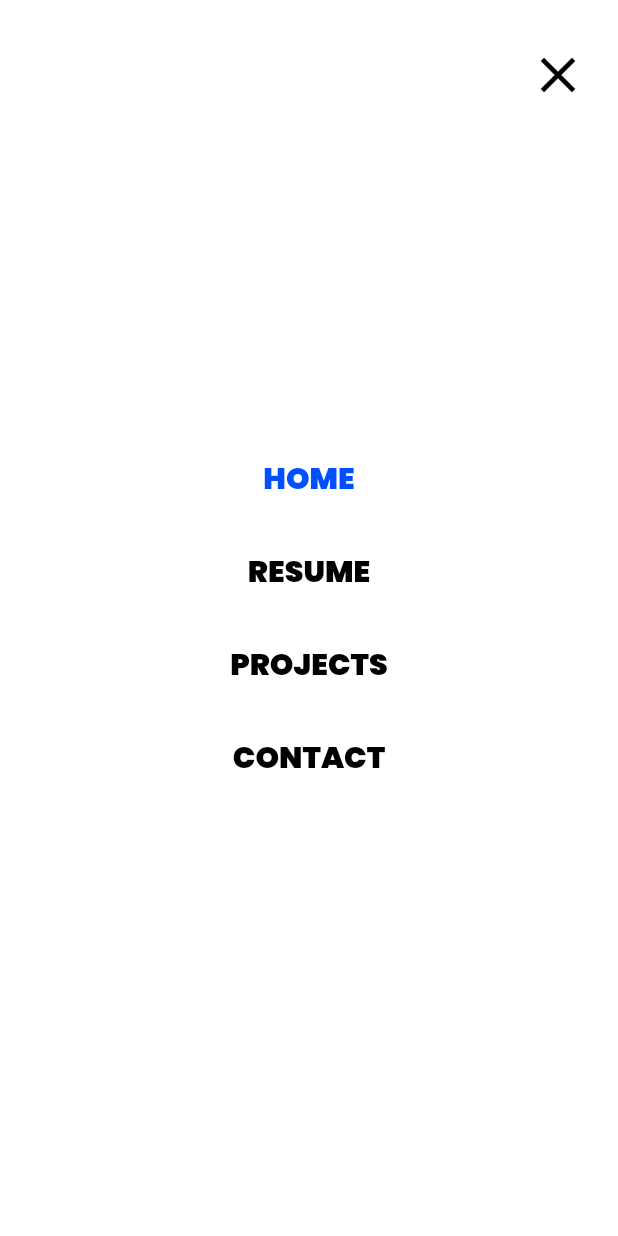
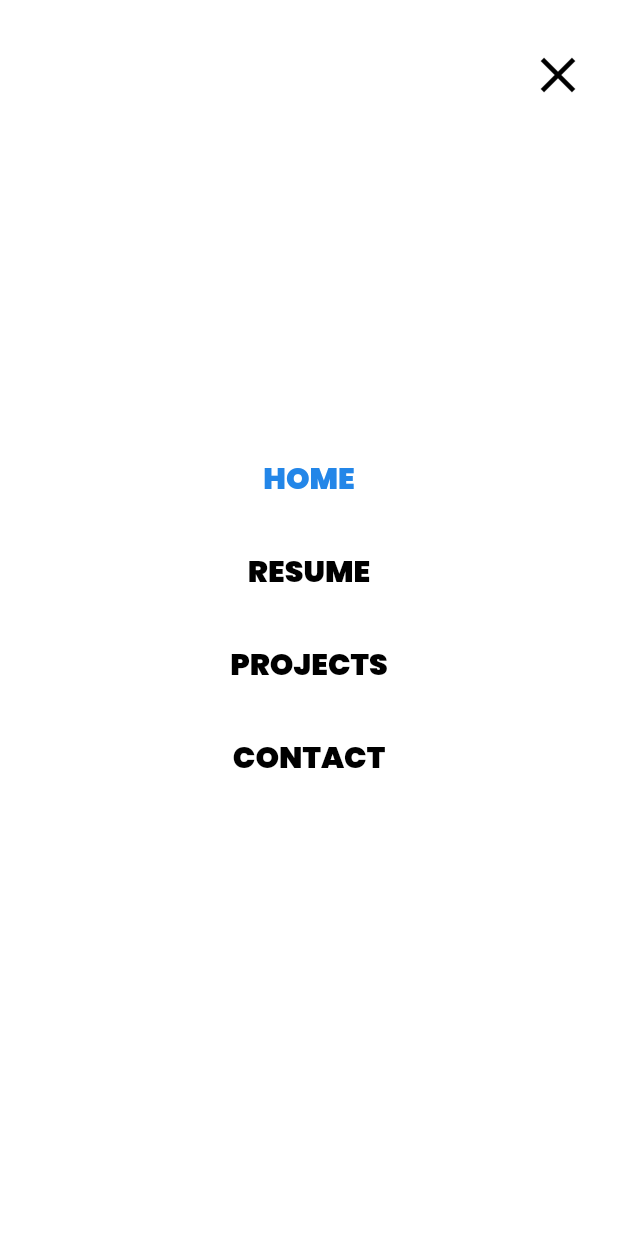
Before and after one commit to quango2304/my_resume, a Flutter app: the screen it shows after launch, after a tap on the "menu" icon, on a phone screen of 412 x 824 dp. Run offline on Flutter 3.47's test engine with Material 2 defaults, Android fonts, the phone set to English and light mode, and no system bars; our stand-ins replace carousel_slider, font_awesome_flutter, google_fonts, page_transition, responsive_builder.

Commit message:
update code

```diff
--- a/assets/cv.json
+++ b/assets/cv.json
@@ -2,7 +2,7 @@
     "name": "QUAN NGO",
     "title": "MOBILE ENGINEER",
     "cv_url": "https://drive.google.com/file/d/1K_DwPwKTJiNe5CRBCZ970TeCJ0BRcp8M/view?usp=sharing",
-    "introduction": "Hello,\nI'm Quan Ngo, from VietNam. I graduated as Information Security Engineer but I passionate about developing beautiful mobile apps.\n\nI've more than 2 year experiences in mobile app development and currently I'm a Flutter developer. \n\n It'll be nice to meet you and I hope that we can work with each other!!!",
+    "introduction": "Hello,\nI'm Quan Ngo, from VietNam. I graduated as Information Security Engineer but I passionate about developing beautiful mobile apps.\n\nI've more than 2 year experiences in mobile app development and currently I'm a Flutter developer. \n\nI'm opening for relocate or remote job, it'll be nice to meet you and I hope that we can work with each other!!!",
     "contacts": {
         "facebook": "https://www.facebook.com/wanngoo/",
         "instagram": "https://instagram.com/quangoo/",
--- a/lib/constants/app_colors.dart
+++ b/lib/constants/app_colors.dart
@@ -1,8 +1,9 @@
 import 'package:flutter/material.dart';
 
 class AppColors {
-  static const c0050FF = Color(0xff0050FF);
+  static const c2386E8 = Color(0xff2386E8);
   static const cE6DBCF = Color(0xffE6DBCF);
+  static const cCEC0B6 = Color(0xffCEC0B6);
   static const cF5ECE6 = Color(0xffF5ECE6);
   static const cEDC945 = Color(0xffEDC945);
   static const cE84C4F = Color(0xffcE84C4F);
--- a/lib/screens/home_screen/home_screen_desktop.dart
+++ b/lib/screens/home_screen/home_screen_desktop.dart
@@ -77,7 +77,7 @@ class HomeScreenDesktop extends StatelessWidget {
                       Container(
                         width: 70,
                         height: 2,
-                        color: AppColors.c0050FF,
+                        color: AppColors.c2386E8,
                       ),
                       24.ver,
                       Padding(
--- a/lib/screens/home_screen/home_screen_mobile.dart
+++ b/lib/screens/home_screen/home_screen_mobile.dart
@@ -95,7 +95,7 @@ class _HomeScreenMobileState extends State<HomeScreenMobile> {
                     Container(
                       width: 70,
                       height: 2,
-                      color: AppColors.c0050FF,
+                      color: AppColors.c2386E8,
                     ),
                     24.ver,
                     Padding(
--- a/lib/screens/projects_screen/projects_screen_desktop.dart
+++ b/lib/screens/projects_screen/projects_screen_desktop.dart
@@ -130,13 +130,13 @@ class _ProjectsScreenDesktopState extends State<ProjectsScreenDesktop> {
                         Container(
                           height: 60,
                           width: 10,
-                          color: AppColors.c0050FF,
+                          color: AppColors.c2386E8,
                         ),
                         30.hoz,
                         Column(
                           crossAxisAlignment: CrossAxisAlignment.start,
                           children: [
-                            project.name.s15w800(color: AppColors.c0050FF),
+                            project.name.s15w800(color: AppColors.c2386E8),
                             8.ver,
                             if (project.role.isNotEmpty) ...[
                               project.role.s14w300(),
--- a/lib/screens/projects_screen/projects_screen_mobile.dart
+++ b/lib/screens/projects_screen/projects_screen_mobile.dart
@@ -121,13 +121,13 @@ class _ProjectsScreenMobileState extends State<ProjectsScreenMobile> {
                     Container(
                       height: 60,
                       width: 10,
-                      color: AppColors.c0050FF,
+                      color: AppColors.c2386E8,
                     ),
                     10.hoz,
                     Column(
                       crossAxisAlignment: CrossAxisAlignment.start,
                       children: [
-                        project.name.s15w800(color: AppColors.c0050FF),
+                        project.name.s15w800(color: AppColors.c2386E8),
                         8.ver,
                         if(project.role.isNotEmpty)...[project.role.s14w300(),
                           4.ver,
--- a/lib/screens/resume_screen/resume_screen_desktop.dart
+++ b/lib/screens/resume_screen/resume_screen_desktop.dart
@@ -133,7 +133,7 @@ class _ResumeScreenDesktopState extends State<ResumeScreenDesktop> {
                       child: Column(
                         crossAxisAlignment: CrossAxisAlignment.start,
                         children: [
-                          experience.period.s15w800(color: AppColors.c0050FF),
+                          experience.period.s15w800(color: AppColors.c2386E8),
                           8.ver,
                           experience.jobPosition.s14w600(),
                           12.ver,
@@ -199,7 +199,7 @@ class _ResumeScreenDesktopState extends State<ResumeScreenDesktop> {
                       child: Column(
                         crossAxisAlignment: CrossAxisAlignment.start,
                         children: [
-                          education.period.s15w800(color: AppColors.c0050FF),
+                          education.period.s15w800(color: AppColors.c2386E8),
                           8.ver,
                           education.degreeLevel.s14w600(),
                           12.ver,
--- a/lib/screens/resume_screen/resume_screen_mobile.dart
+++ b/lib/screens/resume_screen/resume_screen_mobile.dart
@@ -111,7 +111,7 @@ class _ResumeScreenMobileState extends State<ResumeScreenMobile> {
                       child: Column(
                         crossAxisAlignment: CrossAxisAlignment.start,
                         children: [
-                          experience.period.s15w800(color: AppColors.c0050FF),
+                          experience.period.s15w800(color: AppColors.c2386E8),
                           8.ver,
                           experience.jobPosition.s14w600(),
                           12.ver,
@@ -164,7 +164,7 @@ class _ResumeScreenMobileState extends State<ResumeScreenMobile> {
                       child: Column(
                         crossAxisAlignment: CrossAxisAlignment.start,
                         children: [
-                          education.period.s15w800(color: AppColors.c0050FF),
+                          education.period.s15w800(color: AppColors.c2386E8),
                           8.ver,
                           education.universityName.s14w600(),
                           12.ver,
--- a/lib/widgets/app_bar/app_bar_desktop.dart
+++ b/lib/widgets/app_bar/app_bar_desktop.dart
@@ -56,7 +56,7 @@ class _AppBarDesktopState extends State<AppBarDesktop> {
                 child: e.s14w300(
                     style: TextStyle(
                         color: i == AppBarFullScreen.currentIndex
-                            ? AppColors.c0050FF
+                            ? AppColors.c2386E8
                             : Colors.black)),
               ).showCursorOnHover)
                   .toList(),
--- a/lib/widgets/app_bar/app_bar_full_screen.dart
+++ b/lib/widgets/app_bar/app_bar_full_screen.dart
@@ -59,7 +59,7 @@ class _AppBarFullScreenState extends State<AppBarFullScreen> {
                       child: AppBarResponsive.menuItems.keys.toList()[i].s20w900(
                           style: TextStyle(
                               color: i == AppBarFullScreen.currentIndex
-                                  ? AppColors.c0050FF
+                                  ? AppColors.c2386E8
                                   : Colors.black)),
                     )),
                     separatorBuilder: (_, __) => 32.ver,
--- a/lib/widgets/app_bar/app_bar_mobile.dart
+++ b/lib/widgets/app_bar/app_bar_mobile.dart
@@ -30,7 +30,7 @@ class AppBarMobile extends StatelessWidget {
               myResume.title.s14w400()
             ],
           )),
-          InkWell(child: FaIcon(Icons.menu, size: 40, color: AppColors.c0050FF,), onTap: () {
+          InkWell(child: FaIcon(Icons.menu, size: 40, color: AppColors.c2386E8,), onTap: () {
             RoutingHelper().push(RoutingPageType.appBarFullScreen());
           },)
         ],
--- a/lib/widgets/app_button.dart
+++ b/lib/widgets/app_button.dart
@@ -36,9 +36,9 @@ class AppButton extends StatefulWidget {
     return AppButton._(
       padding: EdgeInsets.symmetric(vertical: 8, horizontal: 16),
       hoverBackgroundColor: Colors.transparent,
-      hoverBorderColor: AppColors.c0050FF,
-      normalBackgroundColor: AppColors.c0050FF,
-      normalBorderColor: AppColors.c0050FF,
+      hoverBorderColor: AppColors.c2386E8,
+      normalBackgroundColor: AppColors.c2386E8,
+      normalBorderColor: AppColors.c2386E8,
       text: text,
       onPress: onPress,
       normalTextColor: Colors.white,
@@ -51,8 +51,8 @@ class AppButton extends StatefulWidget {
   factory AppButton.outlineButton({required String text, Function? onPress, double minWidth = 100}) {
     return AppButton._(
         padding: EdgeInsets.symmetric(vertical: 8, horizontal: 16),
-        hoverBackgroundColor: AppColors.c0050FF,
-        hoverBorderColor: AppColors.c0050FF,
+        hoverBackgroundColor: AppColors.c2386E8,
+        hoverBorderColor: AppColors.c2386E8,
         normalBackgroundColor: Colors.transparent,
         normalBorderColor: Colors.black,
         text: text,
--- a/lib/widgets/footer/footer_desktop.dart
+++ b/lib/widgets/footer/footer_desktop.dart
@@ -27,7 +27,7 @@ class FooterDesktop extends StatelessWidget {
                 myResume.contacts.phone.s14w400()
               ],
             ),
-          ),
+          ).showCursorOnHover,
           GestureDetector(
             onTap: () {
               final Uri _emailLaunchUri = Uri(
@@ -44,7 +44,7 @@ class FooterDesktop extends StatelessWidget {
                 myResume.contacts.mail.s14w400()
               ],
             ),
-          ),
+          ).showCursorOnHover,
           Column(
             crossAxisAlignment: CrossAxisAlignment.center,
             children: ['Follow'.s15w700(), 12.ver, SocialsWidget()],
--- a/lib/widgets/scroll_up_float_btn.dart
+++ b/lib/widgets/scroll_up_float_btn.dart
@@ -10,8 +10,8 @@ class ScrollUpFloatButton extends StatelessWidget {
   Widget build(BuildContext context) {
     return FloatingActionButton(
       child: Icon(Icons.keyboard_arrow_up, color: Colors.white,),
-      backgroundColor: AppColors.cE6DBCF,
-      elevation: 0.1,
+      backgroundColor: AppColors.cCEC0B6,
+      elevation: 0.5,
       onPressed: () {
         scrollController.animateTo(0,
             duration: Duration(milliseconds: 300),
--- a/lib/widgets/square_dot.dart
+++ b/lib/widgets/square_dot.dart
@@ -7,7 +7,7 @@ class SquareDot extends StatelessWidget {
     return Container(
       width: 20,
       height: 20,
-      color: AppColors.c0050FF,
+      color: AppColors.c2386E8,
     );
   }
 }
```
Also changed, not shown: lib/widgets/hero_shuttle_builder.dart (deleted, +0 -14 lines).
